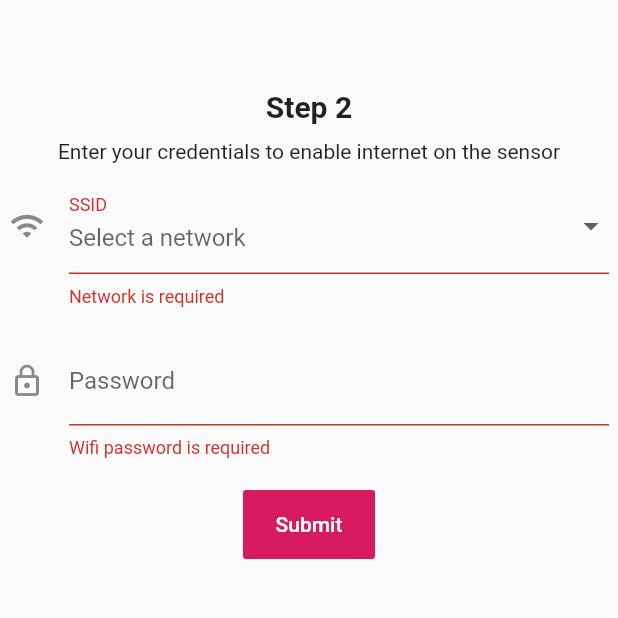
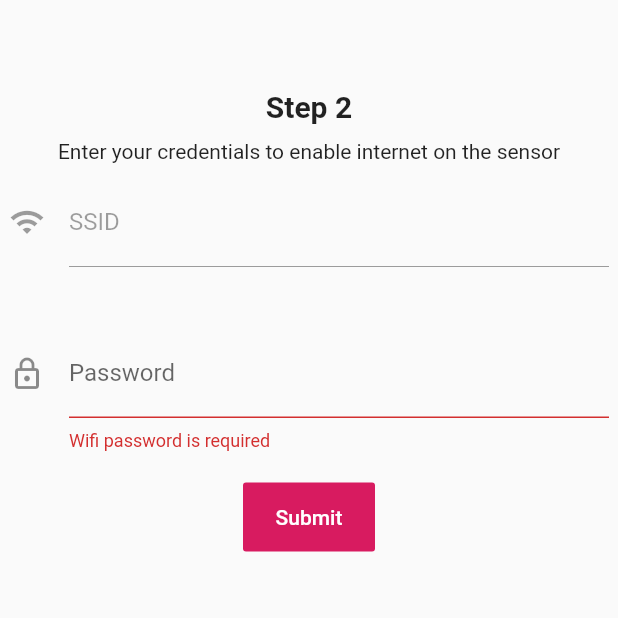
Before and after one commit to openeew/openeew-provisioner, a Flutter app: the Steps screen opened directly, after a tap on "I'll be connecting the device to WiFi", after a tap on "Submit", on a phone screen of 412 x 824 dp, the part 152-770 px from its top. Run offline on Flutter 3.47's test engine with Material 2 defaults, Android fonts, the phone set to English and light mode, and no system bars; drawn by our look-alikes of percent_indicator; our stand-ins replace permission_handler; missing offline and left inert: smartconfig, wifi_info_flutter.

Commit message:
Ask for location permissions to grab wifi info

```diff
--- a/lib/forms/wifi.dart
+++ b/lib/forms/wifi.dart
@@ -1,4 +1,6 @@
 import 'package:flutter/material.dart';
+import 'package:flutter/services.dart';
+import 'package:wifi_info_flutter/wifi_info_flutter.dart';
 
 import 'package:openeew_provisioner/templates/step.dart';
 
@@ -17,39 +19,57 @@ class WifiForm extends StatefulWidget {
 }
 
 class WifiFormState extends State<WifiForm> {
-  final _formKey = GlobalKey<FormState>();
-  // TODO: fetch available wifi connections
-  final ssids = ['Porritt Pirates 5', 'Porritt Pirates'];
-
-  String _ssid = '';
-  String _password = '';
+  final formKey = GlobalKey<FormState>();
+  String _ssid;
+  String _bssid;
+  String _password;
 
   void submit(BuildContext context) {
-    // TODO: validate wifi connection
+    if (formKey.currentState.validate()) {
+      widget.callback({
+        'ssid': _ssid,
+        'bssid': _bssid,
+        'password': _password,
+      });
+    }
+  }
 
-    if (_formKey.currentState.validate()) {
-      widget.callback();
-    }
+  @override
+  void initState() {
+    super.initState();
+
+    initSmartconfig();
+  }
+
+  Future<void> initSmartconfig() async {
+    try {
+      String ssid = await WifiInfo().getWifiName();
+      String bssid = await WifiInfo().getWifiBSSID();
+
+      if (mounted) {
+        setState(() {
+          _ssid = ssid;
+          _bssid = bssid;
+        });
+      }
+    } on PlatformException {}
   }
 
   @override
   Widget build(BuildContext context) {
     return Form(
-      key: _formKey,
+      key: formKey,
       child: Column(
         children: <Widget>[
-          DropdownButtonFormField<String>(
+          TextFormField(
+            enabled: false,
+            controller: TextEditingController(text: _ssid),
             decoration: InputDecoration(
               icon: Icon(Icons.wifi_outlined),
-              hintText: 'Select a network',
+              hintText: 'Your WiFi network',
               labelText: 'SSID',
             ),
-            items: ssids.map((value) => DropdownMenuItem<String>(
-              value: value,
-              child: Text(value),
-            )).toList(),
-            validator: (value) => (value == null || value.isEmpty) ? 'Network is required' : null,
-            onChanged: (value) => setState(() { _ssid = value; }),
+            validator: (value) => (value == null || value.isEmpty) ? 'Please connect to a Wifi network' : null,
           ),
           Space(20),
           TextFormField(
--- a/lib/steps/1_connect.dart
+++ b/lib/steps/1_connect.dart
@@ -4,6 +4,7 @@ import 'package:openeew_provisioner/templates/step.dart';
 
 import 'package:openeew_provisioner/widgets/space.dart';
 import 'package:openeew_provisioner/widgets/next_button.dart';
+import 'package:permission_handler/permission_handler.dart';
 
 class Connect extends StatelessWidget {
   final Function setStep;
@@ -15,7 +16,13 @@ class Connect extends StatelessWidget {
     return StepTemplate(1, 'Connect your sensor to the internet', <Widget>[
       Space(20),
       NextButton(
-        onClick: (context) => setStep(StepMarker.wifi),
+        onClick: (context) async {
+          if (await Permission.location.request().isGranted) {
+            setStep(StepMarker.wifi);
+          } else {
+            debugPrint("Please grant permissions!");
+          }
+        },
         text: "I'll be connecting the device to WiFi",
       ),
       Space(20),
--- a/lib/steps/2_wifi.dart
+++ b/lib/steps/2_wifi.dart
@@ -1,4 +1,5 @@
 import 'package:flutter/material.dart';
+import 'package:smartconfig/smartconfig.dart';
 
 import 'package:openeew_provisioner/forms/wifi.dart';
 
@@ -12,7 +13,16 @@ class Wifi extends StatelessWidget {
   @override
   Widget build(BuildContext context) {
     return StepTemplate(2, 'Enter your credentials to enable internet on the sensor', <Widget>[
-      WifiForm(callback: () => setStep(StepMarker.contact))
+      WifiForm(callback: (state) {
+        // Smartconfig.start(
+        //   state['ssid'],
+        //   state['bssid'],
+        //   state['password']
+        // ).then((onValue) {
+        //   debugPrint(onValue);
+        // });
+        setStep(StepMarker.contact);
+      })
     ]);
   }
 }
--- a/pubspec.yaml
+++ b/pubspec.yaml
@@ -22,6 +22,10 @@ environment:
 
 dependencies:
   percent_indicator: "^2.1.7+2"
+  connectivity: "^2.0.2"
+  wifi_info_flutter: "^1.0.1"
+  permission_handler: "^5.0.1"
+  smartconfig: "^0.0.1"
   flutter:
     sdk: flutter
 
```
Also changed, not shown: pubspec.lock, 5 other files.
